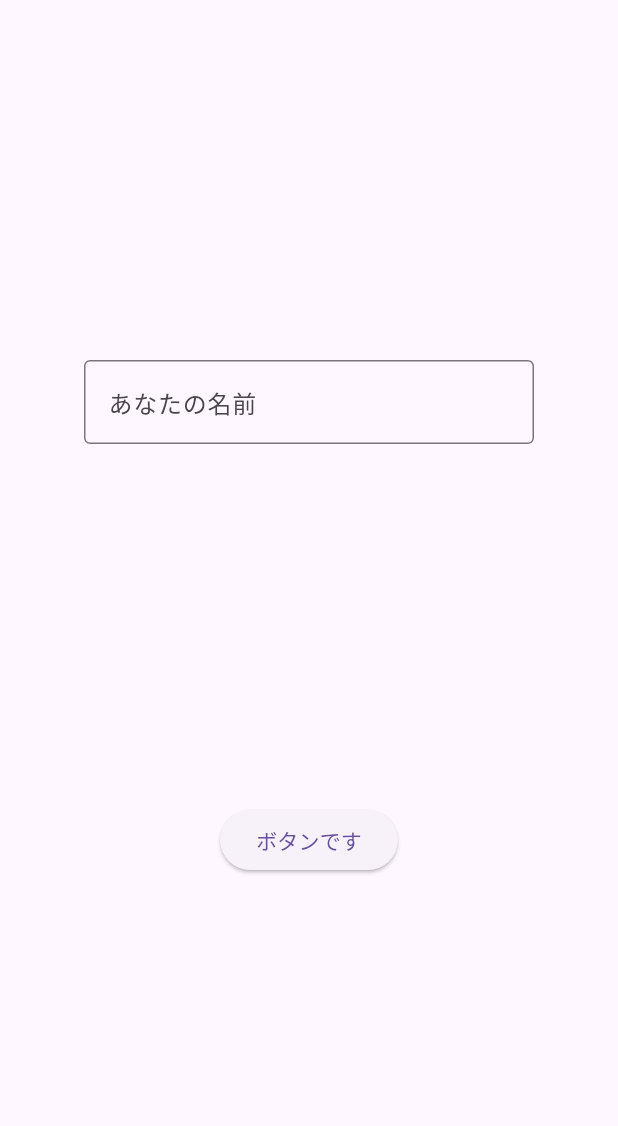
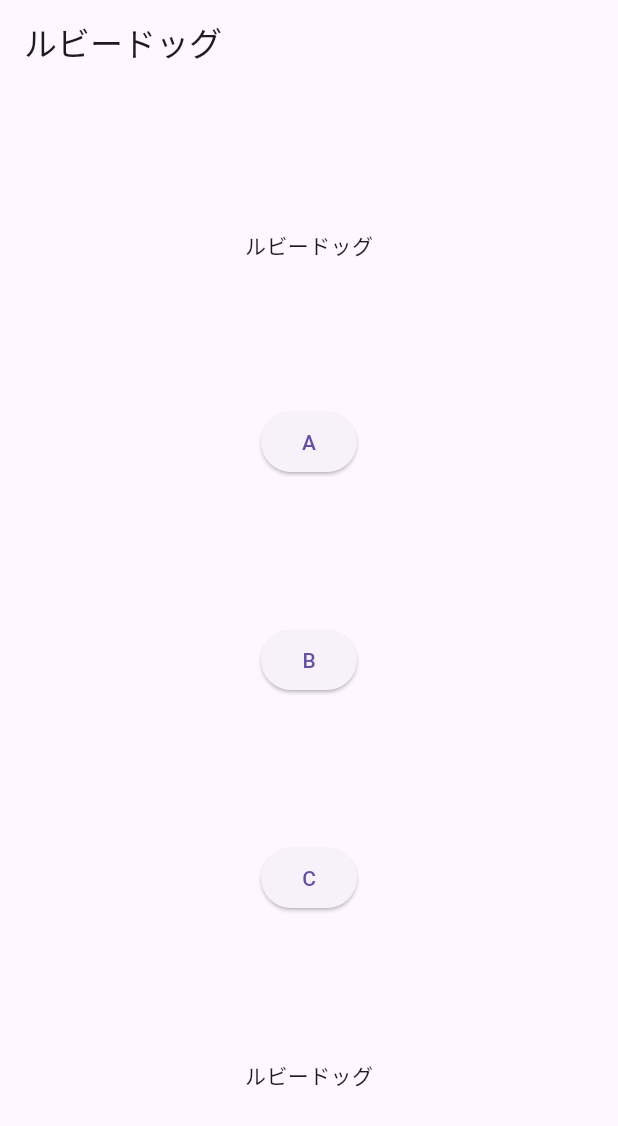
Before and after one commit to kabikira/flutter_note, a Flutter app: the screen it shows after launch, on a phone screen of 412 x 824 dp. Shown: the top 1126 px of the screen. Run offline on Flutter 3.47's test engine with Material 3 defaults, Android fonts, the light colour scheme and no system bars; our stand-ins replace flutter_riverpod.

Commit message:
#9Riverpod

```diff
--- a/lib/main.dart
+++ b/lib/main.dart
@@ -1,69 +1,68 @@
-// ignore_for_file: sized_box_for_whitespace
+import 'package:flutter/material.dart';
+import 'package:flutter_riverpod/flutter_riverpod.dart';
 
-/*
-  最新のFlutterに対応するため、動画と少しコードが変わりました
-  コントローラーの正しい使い方は、別の動画で説明します
+main() {
+  // アプリ
+  const app = MaterialApp(home: Example());
+  // プロバイダースコープでアプリを囲む
+  const scope = ProviderScope(child: app);
+  runApp(scope);
+}
 
-  ↓↓ 別の動画 ↓↓
-  https://youtu.be/l1sUCFtcsjo?si=tT8Swp7GuzmbQ6lv
-*/
+// プロバイダー
+final nicknameProvider = StateProvider<String>((ref) {
+  // 変化するデータ
+  return "ルビードッグ";
+});
 
-import 'package:flutter/material.dart';
+// 画面
+class Example extends ConsumerWidget {
+  const Example({super.key});
 
-void main() {
-  // テキストフィールド の コントローラー
-  final controller = TextEditingController();
+  @override
+  Widget build(BuildContext context, WidgetRef ref) {
+    // データを見張っておく
+    final nickname = ref.watch(nicknameProvider);
 
-  // テキストフィールド本体
-  final textField = TextField(
-    // コントローラ を このテキストフィールドに結びつける
-    controller: controller,
-    // デコレーション
-    decoration: const InputDecoration(
-      border: OutlineInputBorder(),
-      labelText: "あなたの名前",
-      hintText: "カタカナで入力してください",
-      errorText: null, // エラーメッセージは今回使わない。ここに書いたり消したりできる。
-    ),
-  );
-
-  // 関数
-  xxxx() {
-    // コントローラーから文字を取り出して確認
-    debugPrint(controller.text);
-  }
-
-  // ボタン
-  final button = ElevatedButton(
-    // 関数を このボタンに結びつけておく
-    onPressed: xxxx,
-    child: const Text('ボタンです'),
-  );
-
-  // アプリ
-  final app = MaterialApp(
-    // 画面
-    home: Scaffold(
-      // 真ん中
-      body: Center(
-        // 縦に並べる
+    return Scaffold(
+      // ニックネーム 1
+      appBar: AppBar(title: Text(nickname)),
+      body: SizedBox(
+        width: double.infinity,
         child: Column(
-          // いい感じにスペース開ける
           mainAxisAlignment: MainAxisAlignment.spaceEvenly,
+          crossAxisAlignment: CrossAxisAlignment.center,
           children: [
-            // コンテナ
-            Container(
-              width: 300, // 横幅
-              child: textField, // テキストフィールド
-            ),
-            // ボタンをおく
-            button,
+            // ニックネーム 2
+            Text(nickname),
+            // ボタン A
+            ElevatedButton(onPressed: () => tapA(ref), child: const Text('A')),
+            // ボタン B
+            ElevatedButton(onPressed: () => tapB(ref), child: const Text('B')),
+            // ボタン C
+            ElevatedButton(onPressed: () => tapC(ref), child: const Text('C')),
+            // ニックネーム 3
+            Text(nickname),
           ],
         ),
       ),
-    ),
-  );
+    );
+  }
 
-  // アプリを動かす
-  runApp(app);
+  // ノティファイア でデータを変更する
+
+  tapA(WidgetRef ref) {
+    final notifier = ref.read(nicknameProvider.notifier);
+    notifier.state = 'ルビーキャット';
+  }
+
+  tapB(WidgetRef ref) {
+    final notifier = ref.read(nicknameProvider.notifier);
+    notifier.state = 'ルビーバード';
+  }
+
+  tapC(WidgetRef ref) {
+    final notifier = ref.read(nicknameProvider.notifier);
+    notifier.state = 'ルビーフィッシュ';
+  }
 }
--- a/pubspec.yaml
+++ b/pubspec.yaml
@@ -14,6 +14,7 @@ dependencies:
   cupertino_icons: ^1.0.8
 
 dev_dependencies:
+  flutter_riverpod:
   flutter_test:
     sdk: flutter
 
```
Also changed, not shown: pubspec.lock.
